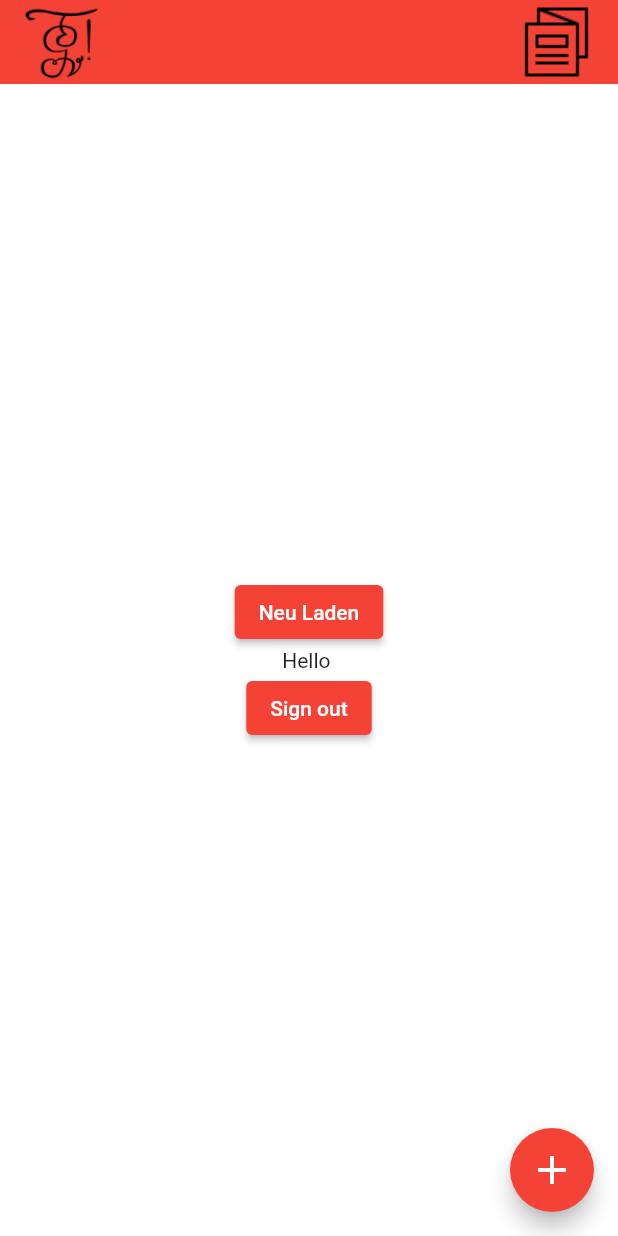
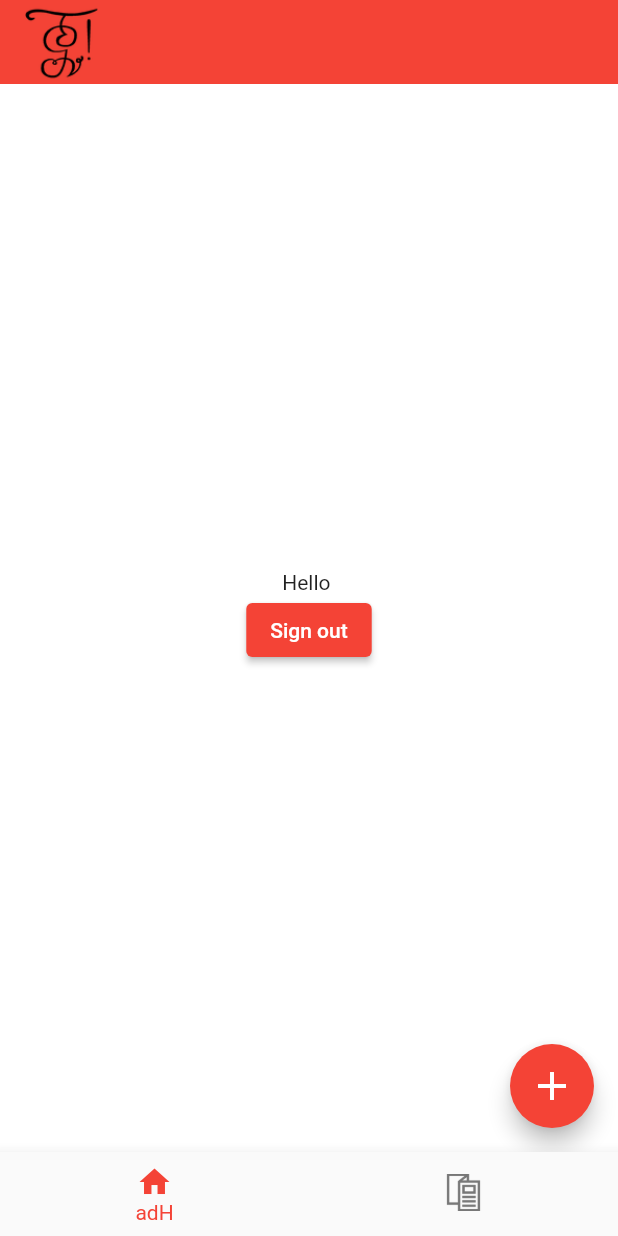
Before and after one commit to philipprobin/Germanen-App, a Flutter app: the screen it shows once a user with an empty profile is signed in, on a phone screen of 412 x 824 dp. Run offline on Flutter 3.47's test engine with Material 2 defaults, Android fonts, the light colour scheme and no system bars; our stand-ins replace carousel_slider, cloud_firestore, file_picker, firebase_auth, firebase_core, firebase_storage and 1 more; missing offline and left inert: syncfusion_flutter_pdfviewer; accounts and stored records are empty.

Commit message:
Bottom Navigation + Program Page

```diff
--- a/lib/authentication_service.dart
+++ b/lib/authentication_service.dart
@@ -1,6 +1,6 @@
 import 'package:firebase_auth/firebase_auth.dart';
 import 'package:flutter/cupertino.dart';
-import 'package:germanenapp/validators/Database.dart';
+import 'package:germanenapp/network/Database.dart';
 // @dart=2.9
 class AuthenticationService {
   final FirebaseAuth _firebaseAuth;
@@ -28,7 +28,7 @@ class AuthenticationService {
     try {
       await _firebaseAuth.signInWithEmailAndPassword(email: email, password: password);
 
-      database.setUsernameFromDisplayname(_firebaseAuth.currentUser?.displayName);
+      database.setUsernameFromDisplayName(_firebaseAuth.currentUser?.displayName);
       debugPrint('auth debug: ${_firebaseAuth.currentUser?.displayName}');
       return "Signed in";
     } on FirebaseAuthException catch (e) {
--- /dev/null
+++ b/lib/screens/content_page.dart
@@ -0,0 +1,64 @@
+import 'package:firebase_auth/firebase_auth.dart';
+import 'package:flutter/cupertino.dart';
+import 'package:flutter/material.dart';
+import 'package:provider/provider.dart';
+
+import '../authentication_service.dart';
+import '../widgets/app_toolbar.dart';
+import 'add_screen.dart';
+import 'item_list.dart';
+
+class ContentPage extends StatefulWidget {
+  const ContentPage({Key? key}) : super(key: key);
+
+  @override
+  _ContentPageState createState() => _ContentPageState();
+}
+
+class _ContentPageState extends State<ContentPage> {
+  @override
+  Widget build(BuildContext context) {
+    return Scaffold(
+      backgroundColor: Colors.white,
+      appBar: AppBar(
+          elevation: 0,
+          title: AppToolbar(
+            sectionName: 'Germanen-App',
+          )),
+      floatingActionButton: FloatingActionButton(
+        onPressed: () {
+          Navigator.of(context).push(
+            MaterialPageRoute(
+              builder: (context) => AddScreen(),
+            ),
+          );
+        },
+        backgroundColor: Colors.red,
+        child: Icon(
+          Icons.add,
+          color: Colors.white,
+          size: 32,
+        ),
+      ),
+      body: Center(
+        child: SingleChildScrollView(
+          child: Padding(
+            padding: const EdgeInsets.all(20.0),
+            child: Column(
+              children: <Widget>[
+                ItemList(),
+                Text("Hello ${FirebaseAuth.instance.currentUser?.displayName}"),
+                ElevatedButton(
+                  onPressed: () {
+                    context.read<AuthenticationService>().signOut();
+                  },
+                  child: Text("Sign out"),
+                ),
+              ],
+            ),
+          ),
+        ),
+      ),
+    );
+  }
+}
--- a/lib/screens/home_page.dart
+++ b/lib/screens/home_page.dart
@@ -1,65 +1,80 @@
-import 'package:firebase_auth/firebase_auth.dart';
 import 'package:flutter/material.dart';
-import 'package:germanenapp/screens/add_screen.dart';
-import 'package:germanenapp/widgets/app_toolbar.dart';
-import 'package:provider/provider.dart';
+import 'package:germanenapp/screens/sempro_page.dart';
 
-import '../authentication_service.dart';
-import 'item_list.dart';
+import 'content_page.dart';
 
-// @dart=2.9
-class HomePage extends StatelessWidget {
+class HomePage extends StatefulWidget {
+  @override
+  _HomePageState createState() => _HomePageState();
+}
+
+class _HomePageState extends State<HomePage> {
+  int currentIndex = 0;
+  List<Widget> _widgetOptions = <Widget>[
+    ContentPage(),
+    SemproPage(),
+    //Text('Home'),
+    //Text('Sempro'),
+  ];
+
+  void _onItemTap(int index) {
+    setState(() {
+      currentIndex = index;
+    });
+  }
+
   @override
   Widget build(BuildContext context) {
     return Scaffold(
-      backgroundColor: Colors.white,
-      appBar: AppBar(
-          elevation: 0,
-          title: AppToolbar(
-            sectionName: 'Germanen-App',
-          )),
-      floatingActionButton: FloatingActionButton(
-        onPressed: () {
-          Navigator.of(context).push(
-            MaterialPageRoute(
-              builder: (context) => AddScreen(),
+      body: Center(
+        child: _widgetOptions.elementAt(currentIndex),
+      ),
+      bottomNavigationBar: BottomNavigationBar(
+        currentIndex: currentIndex,
+        showUnselectedLabels: false,
+        onTap: _onItemTap,
+        items: <BottomNavigationBarItem>[
+          BottomNavigationBarItem(icon: Icon(Icons.home), label: 'adH'),
+          BottomNavigationBarItem(
+            icon: Image.asset(
+              'assets/brochure_grey.png',
+              height: 25,
             ),
-          );
-        },
-        backgroundColor: Colors.red,
-        child: Icon(
-          Icons.add,
-          color: Colors.white,
-          size: 32,
-        ),
-      ),
-      body: Center(
-        child: SingleChildScrollView(
-          child: Padding(
-            padding: const EdgeInsets.all(20.0),
-            child: Column(
-              children: <Widget>[
-                ItemList(),
-                ElevatedButton(
-                  onPressed: () {},
-                  child: Text("Neu Laden"),
-                ),
-                Text("Hello ${FirebaseAuth.instance.currentUser?.displayName}"),
-                ElevatedButton(
-                  onPressed: () {
-                    context.read<AuthenticationService>().signOut();
-                  },
-                  child: Text("Sign out"),
-                ),
-              ],
+            label: 'SemPro',
+            activeIcon: Image.asset(
+              'assets/brochure_red.png',
+              height: 25,
             ),
           ),
-        ),
+        ],
       ),
     );
   }
 }
+
 /*
+body: screens[currentIndex],
+      bottomNavigationBar: BottomNavigationBar(
+        currentIndex: currentIndex,
+        showUnselectedLabels: false,
+        onTap: (index) => setState(() => currentIndex = index),
+        items: [
+          BottomNavigationBarItem(icon: Icon(Icons.home), label: 'adH'),
+          BottomNavigationBarItem(
+            icon: Image.asset(
+              'assets/brochure_grey.png',
+              height: 25,
+            ),
+            label: 'SemPro',
+            activeIcon: Image.asset(
+              'assets/brochure_red.png',
+              height: 25,
+            ),
+          ),
+        ],
+      ),
+
+
 class MytemList extends StatelessWidget {
   const MytemList({Key? key}) : super(key: key);
 
--- a/lib/screens/sign_up_page.dart
+++ b/lib/screens/sign_up_page.dart
@@ -3,7 +3,7 @@ import 'dart:developer';
 import 'package:cloud_firestore/cloud_firestore.dart';
 import 'package:firebase_auth/firebase_auth.dart';
 import 'package:flutter/material.dart';
-import 'package:germanenapp/validators/Database.dart';
+import 'package:germanenapp/network/Database.dart';
 import 'package:germanenapp/widgets/submit_button.dart';
 import 'package:provider/src/provider.dart';
 
--- a/lib/widgets/app_toolbar.dart
+++ b/lib/widgets/app_toolbar.dart
@@ -24,7 +24,6 @@ class AppToolbar extends StatelessWidget {
 
           children: [
             Image.asset('assets/zirkel.png', height: 50,),
-            Image.asset('assets/gefaltete_broschüre_50.png', height: 50,),
         ],
       )
     );
```
Also changed, not shown: lib/components/GalleryPhotoWrapper.dart (added, +85 -0 lines), lib/components/GalleryThumbnail.dart (added, +26 -0 lines), lib/models/galleryItemModel.dart (added, +10 -0 lines), lib/network/Database.dart (renamed from lib/validators/Database.dart, +39 -24 lines), lib/screens/add_item_form.dart (+6 -4 lines), lib/screens/gallery_photo_zoomable_view.dart (added, +129 -0 lines), lib/screens/item_list.dart (+68 -14 lines), lib/screens/sempro_page.dart (added, +44 -0 lines), pubspec.yaml (+8 -2 lines), assets/brochure_grey.png (added), assets/brochure_red.png (added), assets/gefaltete_broschüre_50_rot.png (added), pubspec.lock, 4 other files.
